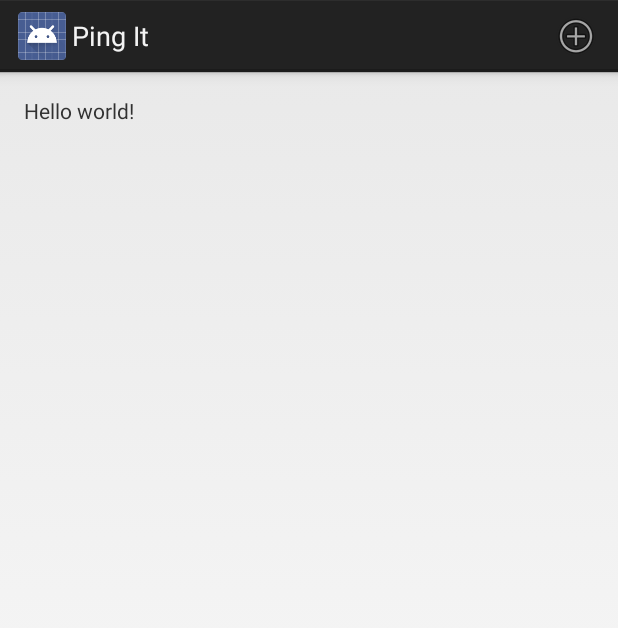
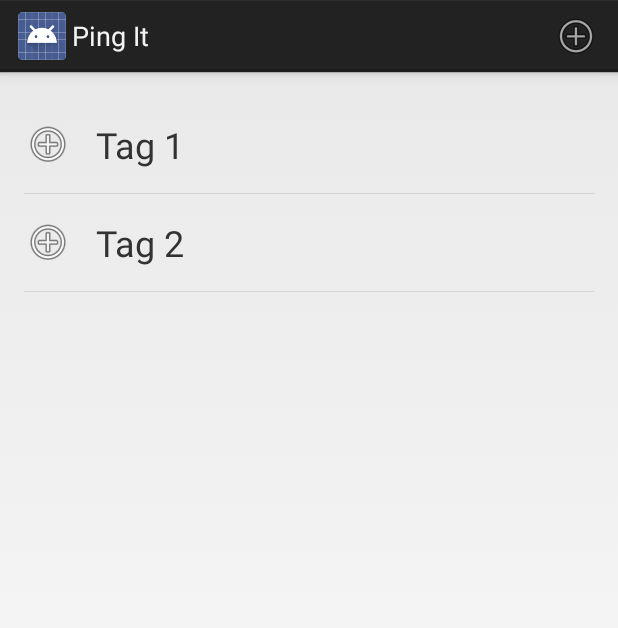
Before and after one commit to InnovationGymSMU/20Over20AndroidApp, an Android app: the screen it shows after launch (MainScreenActivity), after a tap on "Add Item", on a phone screen of 412 x 824 dp. Shown: the top 628 px of the screen. Run offline under Robolectric (Android 15) with nearby library versions, the phone set to English and light mode, and no system bars.

Commit message:
Progress on home screen, dynamically add new items, ready to integrate with registration page

```diff
--- /dev/null
+++ b/MyApplication/src/main/java/edu/SMU/PingItApp/ItemListRow.java
@@ -0,0 +1,29 @@
+package edu.SMU.PingItApp;
+
+import android.widget.ImageView;
+
+/**
+ * Created by Chris on 9/19/13.
+ */
+public class ItemListRow {
+    private String tagName;
+    private ImageView image;
+
+    public ItemListRow() {
+        image = null;
+        tagName = null;
+    }
+
+    public ItemListRow(String tagName, ImageView image) {
+        this.tagName = tagName;
+        this.image = image;
+    }
+
+    public String getTagName() {
+        return tagName;
+    }
+
+    public ImageView getImage() {
+        return image;
+    }
+}
--- a/MyApplication/src/main/java/edu/SMU/PingItApp/MainScreenActivity.java
+++ b/MyApplication/src/main/java/edu/SMU/PingItApp/MainScreenActivity.java
@@ -1,17 +1,29 @@
 package edu.SMU.PingItApp;
 
+import android.content.Intent;
 import android.os.Bundle;
 import android.app.Activity;
+import android.os.Debug;
+import android.util.Log;
 import android.view.Menu;
 import android.view.MenuInflater;
+import android.view.MenuItem;
+import android.view.View;
+import android.widget.AdapterView;
+import android.widget.AdapterView.OnItemClickListener;
+import android.widget.ListView;
 
 
 public class MainScreenActivity extends Activity {
+
+    private static final String tag = "MainScreenActivity";
 
     @Override
     protected void onCreate(Bundle savedInstanceState) {
         super.onCreate(savedInstanceState);
         setContentView(R.layout.activity_main_screen);
+
+        initializeListViewAdapter();
     }
 
 
@@ -23,4 +35,32 @@ public class MainScreenActivity extends Activity {
         return super.onCreateOptionsMenu(menu);
     }
 
+    public void initializeListViewAdapter() {
+        ItemListRow[] rows = new ItemListRow[] {
+            new ItemListRow("Tag 1", null),
+            new ItemListRow("Tag 2", null)
+        };
+
+        MainScreenListArrayAdapter adapter = new MainScreenListArrayAdapter(this, R.layout.item_selection_list_row, rows);
+
+        ListView listView = (ListView)findViewById(R.id.main_screen_item_list_view);
+        listView.setAdapter(adapter);
+        listView.setOnItemClickListener(new OnItemClickListener() {
+            @Override
+            public void onItemClick(AdapterView<?> parent, View view, int position, long id) {
+                String viewText = ((ItemListRow)parent.getItemAtPosition(position)).getTagName();
+                Log.d(tag, "Picked tag " + viewText);
+            }
+        });
+    }
+
+    public void addNewItem(MenuItem item) {
+        Log.d(tag, "Ready to start device registration");
+
+        /*
+        Intent intent = new Intent(this, MainScreenActivity.class);
+        startActivity(intent);
+        */
+
+    }
 }
--- /dev/null
+++ b/MyApplication/src/main/java/edu/SMU/PingItApp/MainScreenListArrayAdapter.java
@@ -0,0 +1,38 @@
+package edu.SMU.PingItApp;
+
+import android.app.Activity;
+import android.content.Context;
+import android.view.LayoutInflater;
+import android.view.View;
+import android.view.ViewGroup;
+import android.widget.ArrayAdapter;
+import android.widget.ImageView;
+import android.widget.TextView;
+
+/**
+ * Created by Chris on 9/19/13.
+ */
+public class MainScreenListArrayAdapter extends ArrayAdapter<ItemListRow>  {
+
+    private Context context;
+    private int rowResourceId;
+    private ItemListRow[] items;
+
+    public MainScreenListArrayAdapter(Context context, int layoutResourceId, ItemListRow[] items) {
+        super(context, layoutResourceId, items);
+        this.context = context;
+        this.rowResourceId = layoutResourceId;
+        this.items = items;
+    }
+
+    @Override
+    public View getView(int position, View convertView, ViewGroup parent) {
+        View row = convertView;
+        if (row == null) {
+            LayoutInflater inflater = ((Activity)context).getLayoutInflater();
+            row = inflater.inflate(rowResourceId, parent, false);
+        }
+        ((TextView)row.findViewById(R.id.item_name)).setText(items[position].getTagName());
+        return row;
+    }
+}
--- a/MyApplication/src/main/res/layout/activity_main_screen.xml
+++ b/MyApplication/src/main/res/layout/activity_main_screen.xml
@@ -8,9 +8,10 @@
     android:paddingBottom="@dimen/activity_vertical_margin"
     tools:context=".MainScreenActivity">
 
-    <TextView
-        android:layout_width="wrap_content"
-        android:layout_height="wrap_content"
-        android:text="@string/hello_world" />
+   <ListView
+       android:id="@+id/main_screen_item_list_view"
+       android:layout_width="match_parent"
+       android:layout_height="match_parent"
+       />
 
 </RelativeLayout>
--- /dev/null
+++ b/MyApplication/src/main/res/layout/item_selection_list_row.xml
@@ -0,0 +1,27 @@
+<?xml version="1.0" encoding="utf-8"?>
+
+<LinearLayout xmlns:android="http://schemas.android.com/apk/res/android"
+    android:orientation="horizontal" android:layout_width="match_parent"
+    android:layout_height="match_parent"
+    android:paddingTop="@dimen/list_view_padding"
+    android:paddingBottom="@dimen/list_view_padding">
+
+
+    <ImageView
+        android:id="@+id/item_color"
+        android:layout_width="wrap_content"
+        android:layout_height="wrap_content"
+        android:layout_gravity="center_vertical"
+        android:src="@android:drawable/ic_menu_add" />
+
+    <TextView
+        android:id="@+id/item_name"
+        android:layout_width="wrap_content"
+        android:layout_height="wrap_content"
+        android:text="@string/list_item_default_text"
+        android:layout_gravity="center_vertical"
+        android:textSize="@dimen/list_view_text_size"
+        android:paddingLeft="@dimen/list_view_padding"
+        />
+
+</LinearLayout>
--- a/MyApplication/src/main/res/menu/main_screen_action_bar_items.xml
+++ b/MyApplication/src/main/res/menu/main_screen_action_bar_items.xml
@@ -3,10 +3,10 @@
 <menu xmlns:android="http://schemas.android.com/apk/res/android">
 
     <item
-        android:id="@+id/add_new_device_option"
+        android:id="@+id/add_new_item_option"
         android:icon="@android:drawable/ic_menu_add"
         android:title="@string/action_bar_add_item"
         android:showAsAction="ifRoom"
-        />
+        android:onClick="addNewItem" />
 
 </menu>
--- a/MyApplication/src/main/res/values/dimens.xml
+++ b/MyApplication/src/main/res/values/dimens.xml
@@ -2,4 +2,6 @@
     <!-- Default screen margins, per the Android Design guidelines. -->
     <dimen name="activity_horizontal_margin">16dp</dimen>
     <dimen name="activity_vertical_margin">16dp</dimen>
+    <dimen name="list_view_padding">16dp</dimen>
+    <dimen name="list_view_text_size">24dp</dimen>
 </resources>
--- a/MyApplication/src/main/res/values/strings.xml
+++ b/MyApplication/src/main/res/values/strings.xml
@@ -5,5 +5,6 @@
     <string name="action_settings">Settings</string>
     <string name="hello_world">Hello world!</string>
     <string name="action_bar_add_item">Add Item</string>
+    <string name="list_item_default_text">Item Text</string>
 
 </resources>
```
